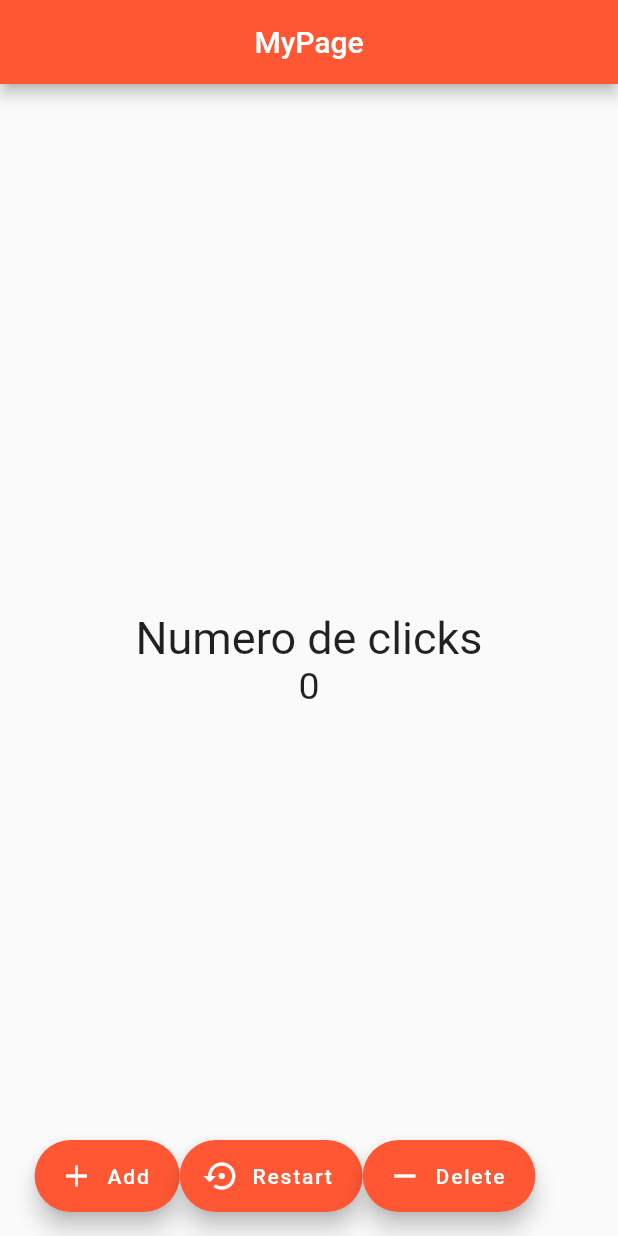
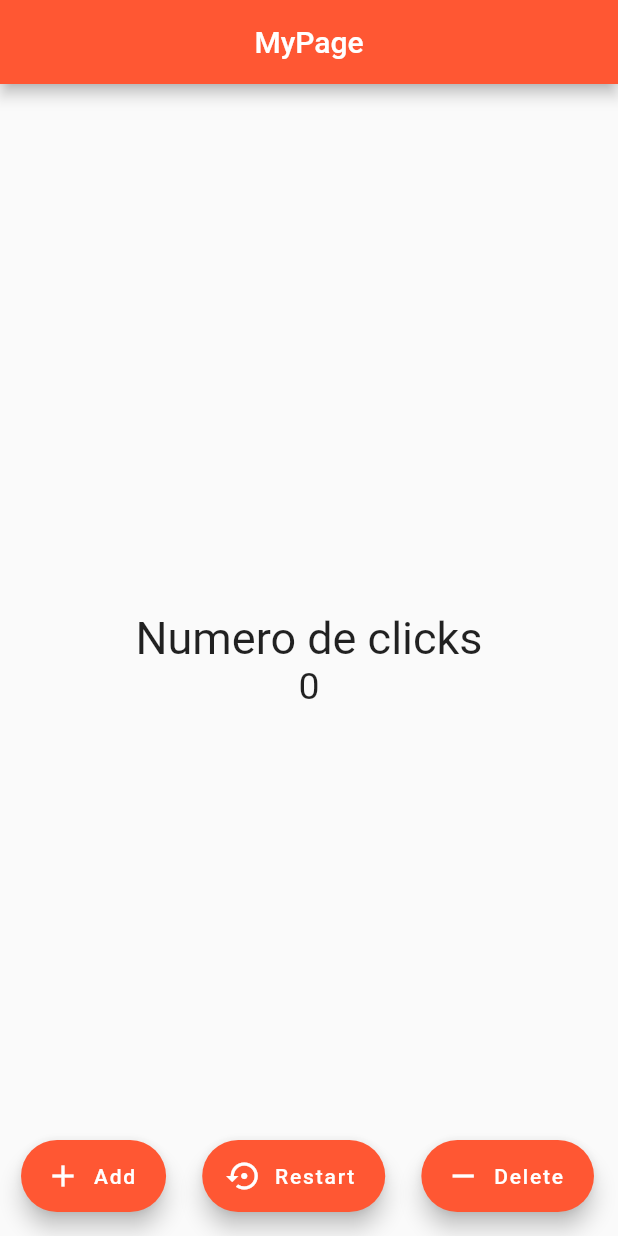
Before and after one commit to JosephRiosHenao/FlutterPractices, a Flutter app: the screen it shows after launch, on a phone screen of 412 x 824 dp. Run offline on Flutter 3.47's test engine with Material 2 defaults, Android fonts, the light colour scheme and no system bars.

Commit message:
Organizando FloatingsButtons

```diff
--- a/flutter_practice_2/lib/pages/contador_page.dart
+++ b/flutter_practice_2/lib/pages/contador_page.dart
@@ -36,6 +36,9 @@ class ContadorPageState extends State<ContadorPage> {
   Widget _createButtons() {
     return Row(
       children: [
+        SizedBox(
+          width: 30,
+        ),
         FloatingActionButton.extended(
           onPressed: () {
             _cont++;
@@ -46,6 +49,7 @@ class ContadorPageState extends State<ContadorPage> {
           icon: Icon(Icons.add),
           label: Text('Add'),
         ),
+        Expanded(child: SizedBox()),
         FloatingActionButton.extended(
           onPressed: () {
             _cont = 0;
@@ -56,6 +60,7 @@ class ContadorPageState extends State<ContadorPage> {
           icon: Icon(Icons.settings_backup_restore_outlined),
           label: Text('Restart'),
         ),
+        Expanded(child: SizedBox()),
         FloatingActionButton.extended(
           onPressed: () {
             _cont--;
```
